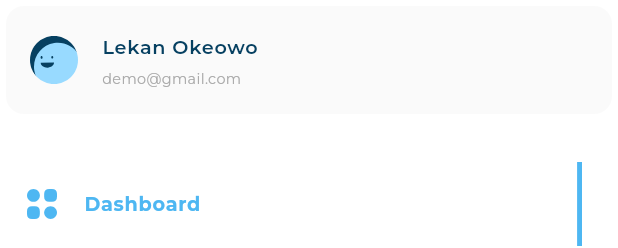
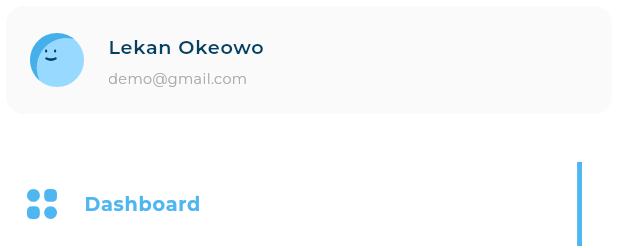
Before and after one commit to cshazem1/responsive_dash_board, a Flutter app: the CustomDrawer widget shown alone on an empty page, opened directly, on a phone screen of 412 x 824 dp. Shown: the top 248 px of the screen. Run offline on Flutter 3.47's test engine with Material 3 defaults, Android fonts, the phone set to English and light mode, and no system bars; our stand-ins replace flutter_svg; project files that could hold a hidden picture were left out.

```diff
--- /dev/null
+++ b/lib/feature/home/data/models/user_info_model.dart
@@ -0,0 +1,7 @@
+class UserInfoModel{
+
+ final String title;
+ final String image;
+ final String email;
+ const UserInfoModel({required this.title,required this.image,required this.email});
+}
--- a/lib/feature/home/presentation/views/widgets/active&inactive_all__expensesItem.dart
+++ b/lib/feature/home/presentation/views/widgets/active&inactive_all__expensesItem.dart
@@ -1,7 +1,7 @@
 import 'package:flutter/material.dart';
-import 'package:responsive_dash_board/core/models/all_expenses_item_model.dart';
 
 import '../../../../../core/utils/app_styles.dart';
+import '../../../data/models/all_expenses_item_model.dart';
 import 'all_expenses_item_header.dart';
 
 class ActiveAllExpensesItem extends StatelessWidget {
--- a/lib/feature/home/presentation/views/widgets/active&inactive_item.dart
+++ b/lib/feature/home/presentation/views/widgets/active&inactive_item.dart
@@ -1,8 +1,8 @@
 import 'package:flutter/material.dart';
 import 'package:flutter_svg/svg.dart';
 
-import '../../../../../core/models/drawer_item_model.dart';
 import '../../../../../core/utils/app_styles.dart';
+import '../../../data/models/drawer_item_model.dart';
 
 class InActiveDrawerItem extends StatelessWidget {
   const InActiveDrawerItem({
--- a/lib/feature/home/presentation/views/widgets/all_expenses_item.dart
+++ b/lib/feature/home/presentation/views/widgets/all_expenses_item.dart
@@ -1,6 +1,7 @@
 import 'package:flutter/material.dart';
-import 'package:responsive_dash_board/core/models/all_expenses_item_model.dart';
 import 'package:responsive_dash_board/feature/home/presentation/views/widgets/active&inactive_all__expensesItem.dart';
+
+import '../../../data/models/all_expenses_item_model.dart';
 
 
 class AllExpensesItem extends StatelessWidget {
--- a/lib/feature/home/presentation/views/widgets/all_expenses_items_list_view.dart
+++ b/lib/feature/home/presentation/views/widgets/all_expenses_items_list_view.dart
@@ -1,8 +1,8 @@
 import 'package:flutter/material.dart';
-import 'package:responsive_dash_board/core/models/all_expenses_item_model.dart';
 import 'package:responsive_dash_board/feature/home/presentation/views/widgets/all_expenses_item.dart';
 
 import '../../../../../core/utils/app_images.dart';
+import '../../../data/models/all_expenses_item_model.dart';
 
 class AllExpensesItemsListView extends StatefulWidget {
   const AllExpensesItemsListView({super.key});
--- a/lib/feature/home/presentation/views/widgets/custom_drawer.dart
+++ b/lib/feature/home/presentation/views/widgets/custom_drawer.dart
@@ -1,10 +1,11 @@
 import 'package:flutter/cupertino.dart';
 import 'package:flutter/material.dart';
-import 'package:responsive_dash_board/core/models/drawer_item_model.dart';
+import 'package:responsive_dash_board/feature/home/data/models/user_info_model.dart';
 import 'package:responsive_dash_board/feature/home/presentation/views/widgets/active&inactive_item.dart';
 import 'package:responsive_dash_board/feature/home/presentation/views/widgets/user_info_list_tile.dart';
 
 import '../../../../../core/utils/app_images.dart';
+import '../../../data/models/drawer_item_model.dart';
 import 'drawer_item_list_view.dart';
 
 class CustomDrawer extends StatelessWidget {
@@ -16,14 +17,8 @@ class CustomDrawer extends StatelessWidget {
       child: const CustomScrollView(
         slivers: [
           SliverToBoxAdapter(
-            child: Card(
-              color: Color(0xffFAFAFA),
-              elevation: 0,
-              child: UserInfoListTile(
-                title: "Lekan Okeowo",
-                image: Assets.imagesAvatar3,
-                subTitle: "demo@gmail.com",
-              ),
+            child: UserInfoListTile(
+              userInfoModel: UserInfoModel(title: "Lekan Okeowo", email: "demo@gmail.com", image: Assets.imagesAvatar1),
             ),
           ),
           SliverToBoxAdapter(
--- a/lib/feature/home/presentation/views/widgets/dashboard_desktop_layout.dart
+++ b/lib/feature/home/presentation/views/widgets/dashboard_desktop_layout.dart
@@ -19,6 +19,7 @@ class DashboardDesktopLayout extends StatelessWidget {
         Expanded(
           flex: 2,
           child: Column(
+
             children: [
               Center(child: AllExpenses()),
               SizedBox(height: 24,),
--- a/lib/feature/home/presentation/views/widgets/drawer_item.dart
+++ b/lib/feature/home/presentation/views/widgets/drawer_item.dart
@@ -1,5 +1,5 @@
 import 'package:flutter/material.dart';
-import 'package:responsive_dash_board/core/models/drawer_item_model.dart';
+import '../../../data/models/drawer_item_model.dart';
 import 'active&inactive_item.dart';
 
 class DrawerItem extends StatelessWidget {
--- a/lib/feature/home/presentation/views/widgets/drawer_item_list_view.dart
+++ b/lib/feature/home/presentation/views/widgets/drawer_item_list_view.dart
@@ -1,7 +1,7 @@
 import 'package:flutter/material.dart';
 
-import '../../../../../core/models/drawer_item_model.dart';
 import '../../../../../core/utils/app_images.dart';
+import '../../../data/models/drawer_item_model.dart';
 import 'drawer_item.dart';
 
 class DrawerItemListView extends StatefulWidget {
--- a/lib/feature/home/presentation/views/widgets/quick_invoice.dart
+++ b/lib/feature/home/presentation/views/widgets/quick_invoice.dart
@@ -1,5 +1,6 @@
 import 'package:flutter/material.dart';
 import 'package:responsive_dash_board/feature/home/presentation/views/widgets/custom_background_container.dart';
+import 'package:responsive_dash_board/feature/home/presentation/views/widgets/latest_transaction_section.dart';
 import 'package:responsive_dash_board/feature/home/presentation/views/widgets/quick_invoice_header.dart';
 
 class QuickInvoice extends StatelessWidget {
@@ -7,9 +8,11 @@ class QuickInvoice extends StatelessWidget {
 
   @override
   Widget build(BuildContext context) {
-    return const CustomBackgroundContainer(child: Column(
+    return const CustomBackgroundContainer(child: Column(crossAxisAlignment: CrossAxisAlignment.start,
       children: [
         QuickInvoiceHeader(),
+         SizedBox(height: 16,),
+        LatestTransactionSection()
       ],
     ));
   }
--- a/lib/feature/home/presentation/views/widgets/quick_invoice_header.dart
+++ b/lib/feature/home/presentation/views/widgets/quick_invoice_header.dart
@@ -7,7 +7,9 @@ class QuickInvoiceHeader extends StatelessWidget {
 
   @override
   Widget build(BuildContext context) {
-    return  Row(children: [
+    return  Row(
+      mainAxisAlignment: MainAxisAlignment.start,
+      children: [
       Text("Quick Invoice",style: AppStyles.styleSemiBold20(context),
 
 
--- a/lib/feature/home/presentation/views/widgets/user_info_list_tile.dart
+++ b/lib/feature/home/presentation/views/widgets/user_info_list_tile.dart
@@ -1,26 +1,32 @@
 import 'package:flutter/material.dart';
 import 'package:flutter_svg/svg.dart';
+import 'package:responsive_dash_board/feature/home/data/models/user_info_model.dart';
 
-import '../../../../../core/utils/app_images.dart';
 import '../../../../../core/utils/app_styles.dart';
 
 class UserInfoListTile extends StatelessWidget {
+  final UserInfoModel userInfoModel;
   const UserInfoListTile({
-    required this.title,
-    required this.image,
-    required this.subTitle,
+    required this.userInfoModel,
     super.key,
   });
-  final String title, subTitle, image;
   @override
   Widget build(BuildContext context) {
-    return ListTile(
-      leading: SvgPicture.asset(Assets.imagesAvatar3),
-      title: Text(
-        title,
-        style: AppStyles.styleSemiBold16(context),
+    return Card(
+      color: const Color(0xffFAFAFA),
+      elevation: 0,
+      child: ListTile(
+        leading: SvgPicture.asset(
+          userInfoModel.image,
+          height: getResponsiveFontSize(context, fontSize: 45),
+        ),
+        title: Text(
+          userInfoModel.title,
+          style: AppStyles.styleSemiBold16(context),
+        ),
+        subtitle:
+            Text(userInfoModel.email, style: AppStyles.styleRegular12(context)),
       ),
-      subtitle: Text(subTitle, style: AppStyles.styleRegular12(context)),
     );
   }
 }
```
Also changed, not shown: lib/feature/home/presentation/views/widgets/latest_transaction_list_view.dart (added, +51 -0 lines), lib/feature/home/presentation/views/widgets/latest_transaction_section.dart (added, +21 -0 lines), lib/feature/home/data/models/all_expenses_item_model.dart (renamed from lib/core/models/all_expenses_item_model.dart), lib/feature/home/data/models/drawer_item_model.dart (renamed from lib/core/models/drawer_item_model.dart).
